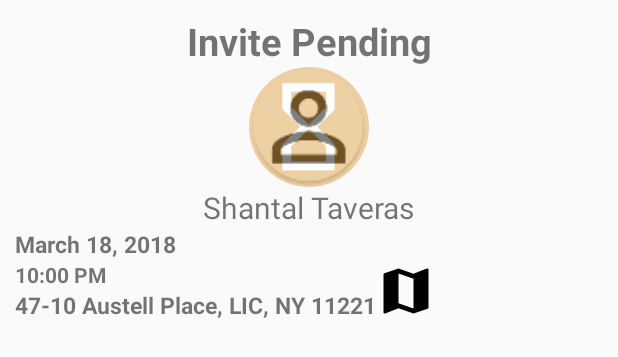
After one commit to bbah93/Capstone_BMWS, an Android app: the layout invite_dialog.xml on its own in the app's theme, with its tools: preview values and no code run, on a phone screen of 412 x 824 dp. The commit adds this screen. Shown: the top 357 px of the screen. Run offline under Robolectric (Android 15) with nearby library versions, the phone set to English and light mode, and no system bars.

Commit message:
make invite pop up

```diff
--- a/app/build.gradle
+++ b/app/build.gradle
@@ -6,6 +6,8 @@ dependencies {
     implementation 'com.android.support:support-vector-drawable:26.1.0'
     implementation 'com.android.support.constraint:constraint-layout:1.0.2'
 }
+
+
 
 
 android {
--- a/app/src/main/java/com/nyc/polymerse/fragments/ExploreFragment.java
+++ b/app/src/main/java/com/nyc/polymerse/fragments/ExploreFragment.java
@@ -37,9 +37,9 @@ public class ExploreFragment extends Fragment {
         rootView = inflater.inflate(R.layout.fragment_explore, container, false);
 
         ButterKnife.bind(this, rootView);
-        if (rootView.getContext() instanceof HomeActivity) {
-            ((HomeActivity) rootView.getContext()).disableProgressBar();
-        }
+        //if (rootView.getContext() instanceof HomeActivity) {
+        //    ((HomeActivity) rootView.getContext()).disableProgressBar();
+        //}
 
         RecyclerView recyclerView = rootView.findViewById(R.id.explore_rec_view);
         try {
--- a/app/src/main/java/com/nyc/polymerse/fragments/NotificationFragment.java
+++ b/app/src/main/java/com/nyc/polymerse/fragments/NotificationFragment.java
@@ -1,5 +1,6 @@
 package com.nyc.polymerse.fragments;
 
+import android.app.FragmentManager;
 import android.os.AsyncTask;
 import android.os.Bundle;
 import android.support.annotation.Nullable;
@@ -102,5 +103,4 @@ public class NotificationFragment extends Fragment {
 
     }
 
-
 }
--- /dev/null
+++ b/app/src/main/res/drawable/ic_map_black_24dp.xml
@@ -0,0 +1,9 @@
+<vector xmlns:android="http://schemas.android.com/apk/res/android"
+        android:width="24dp"
+        android:height="24dp"
+        android:viewportWidth="24.0"
+        android:viewportHeight="24.0">
+    <path
+        android:fillColor="#FF000000"
+        android:pathData="M20.5,3l-0.16,0.03L15,5.1 9,3 3.36,4.9c-0.21,0.07 -0.36,0.25 -0.36,0.48V20.5c0,0.28 0.22,0.5 0.5,0.5l0.16,-0.03L9,18.9l6,2.1 5.64,-1.9c0.21,-0.07 0.36,-0.25 0.36,-0.48V3.5c0,-0.28 -0.22,-0.5 -0.5,-0.5zM15,19l-6,-2.11V5l6,2.11V19z"/>
+</vector>
--- /dev/null
+++ b/app/src/main/res/layout/invite_dialog.xml
@@ -0,0 +1,84 @@
+<?xml version="1.0" encoding="utf-8"?>
+<android.support.constraint.ConstraintLayout xmlns:android="http://schemas.android.com/apk/res/android"
+    xmlns:app="http://schemas.android.com/apk/res-auto"
+    android:layout_width="match_parent"
+    android:layout_height="match_parent"
+    android:layout_gravity="center"
+    android:padding="10dp">
+
+    <de.hdodenhof.circleimageview.CircleImageView
+        android:id="@+id/invite_dialog_avatar"
+        android:layout_width="80dp"
+        android:layout_height="80dp"
+        android:src="@mipmap/ic_profile"
+        app:layout_constraintLeft_toLeftOf="parent"
+        app:layout_constraintRight_toRightOf="parent"
+        app:layout_constraintTop_toBottomOf="@id/dialog_invite_status" />
+
+    <de.hdodenhof.circleimageview.CircleImageView
+        android:id="@+id/invite_dialog_invite_status"
+        android:layout_width="80dp"
+        android:layout_height="80dp"
+        android:alpha=".5"
+        android:src="@mipmap/hourglass"
+        app:layout_constraintLeft_toLeftOf="parent"
+        app:layout_constraintRight_toRightOf="parent"
+        app:layout_constraintTop_toBottomOf="@id/dialog_invite_status" />
+
+    <TextView
+        android:id="@+id/dialog_invite_status"
+        android:layout_width="wrap_content"
+        android:layout_height="wrap_content"
+        android:text="Invite Pending"
+        android:textStyle="bold"
+        android:textSize="25sp"
+        app:layout_constraintLeft_toLeftOf="parent"
+        app:layout_constraintRight_toRightOf="parent" />
+
+
+    <TextView
+        android:id="@+id/dialog_username"
+        android:layout_width="wrap_content"
+        android:layout_height="wrap_content"
+        android:text="Shantal Taveras"
+        android:textSize="20sp"
+        app:layout_constraintLeft_toLeftOf="parent"
+        app:layout_constraintRight_toRightOf="parent"
+        app:layout_constraintTop_toBottomOf="@id/invite_dialog_avatar" />
+
+    <TextView
+        android:id="@+id/dialog_address"
+        android:layout_width="wrap_content"
+        android:layout_height="wrap_content"
+        android:text="47-10 Austell Place, LIC, NY 11221"
+        android:textAlignment="center"
+        android:textSize="15sp"
+        android:textStyle="bold"
+        app:layout_constraintTop_toBottomOf="@id/dialog_time" />
+
+    <TextView
+        android:id="@+id/dialog_time"
+        android:layout_width="wrap_content"
+        android:layout_height="wrap_content"
+        android:text="10:00 PM"
+        android:textStyle="bold"
+        app:layout_constraintTop_toBottomOf="@id/dialog_date" />
+
+    <TextView
+        android:id="@+id/dialog_date"
+        android:layout_width="wrap_content"
+        android:layout_height="wrap_content"
+        android:text="March 18, 2018"
+        android:textSize="15dp"
+        android:textStyle="bold"
+        app:layout_constraintTop_toBottomOf="@id/dialog_username" />
+
+    <Button
+        android:id="@+id/dialog_loc_button"
+        android:layout_width="40dp"
+        android:layout_height="40dp"
+        android:background="@drawable/ic_map_black_24dp"
+        app:layout_constraintBottom_toBottomOf="@id/dialog_address"
+        app:layout_constraintLeft_toRightOf="@id/dialog_address" />
+
+</android.support.constraint.ConstraintLayout>
```
Also changed, not shown: app/src/main/java/com/nyc/polymerse/controller/InviteItemController.java (+24 -151 lines), app/src/main/java/com/nyc/polymerse/fragments/InviteDialogFragment.java (added, +236 -0 lines), app/src/main/res/layout/fragment_invite_dialog.xml (added, +84 -0 lines), app/src/main/res/layout/user_notification_item.xml (+8 -57 lines).
